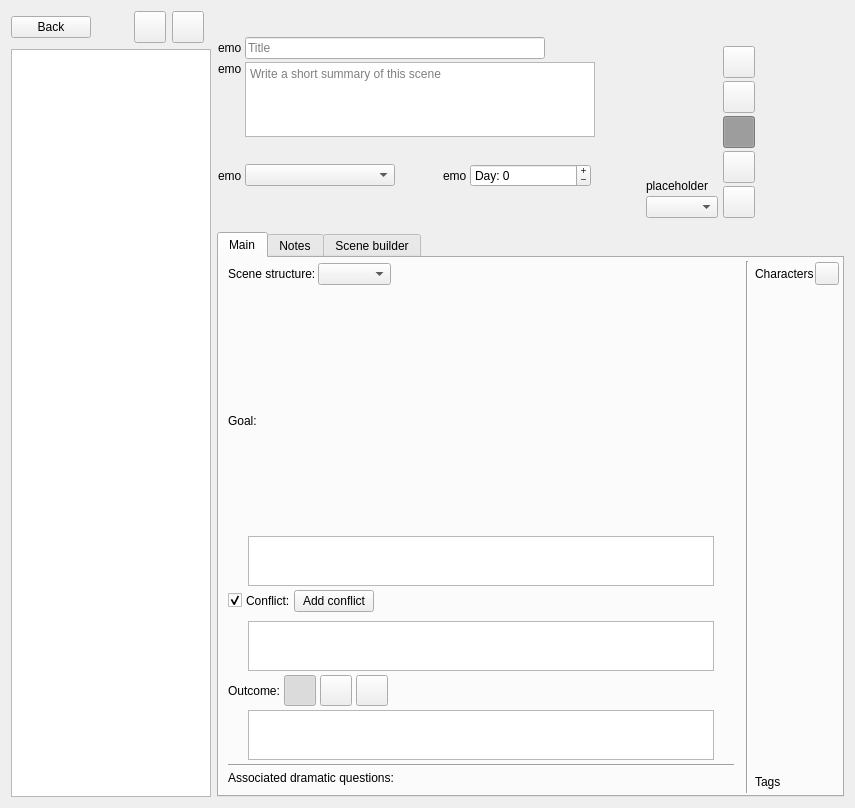
zkovari/plotlyst, file ui/scene_editor.ui: the form before one commit.
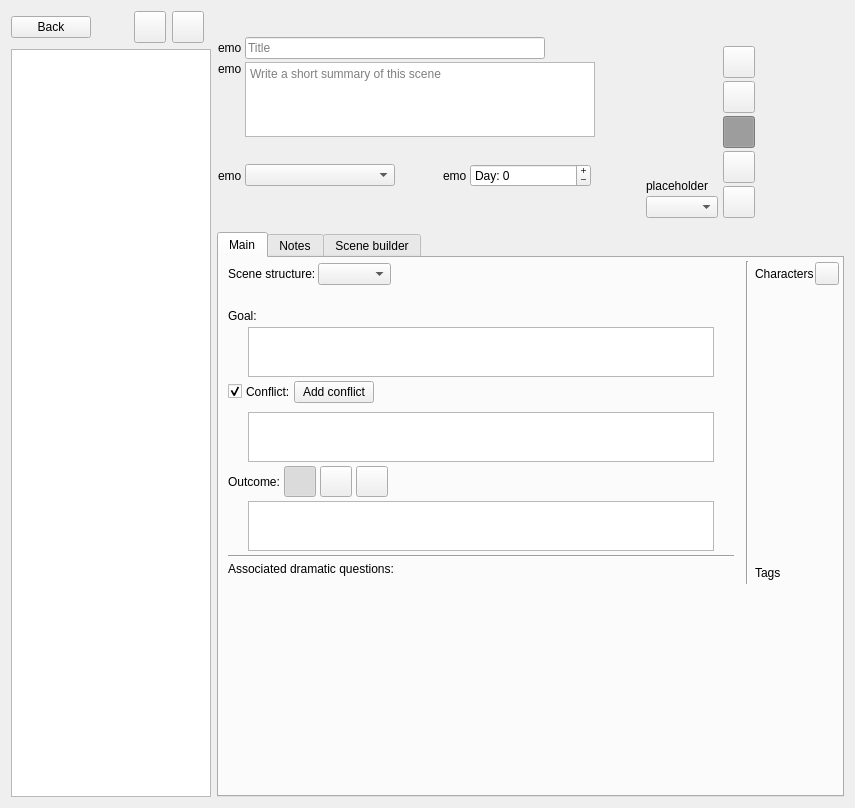
The form after the commit. Custom widgets are drawn as their Qt base class.

Commit message: Add vertical spacer to scene editor

What changed in the file:
```diff
--- a/ui/scene_editor.ui
+++ b/ui/scene_editor.ui
@@ -1520,7 +1520,17 @@
           </layout>
          </item>
          <item>
-          <layout class="QHBoxLayout" name="horizontalLayout_2"/>
+          <spacer name="verticalSpacer_2">
+           <property name="orientation">
+            <enum>Qt::Vertical</enum>
+           </property>
+           <property name="sizeHint" stdset="0">
+            <size>
+             <width>20</width>
+             <height>40</height>
+            </size>
+           </property>
+          </spacer>
          </item>
         </layout>
        </widget>
```
